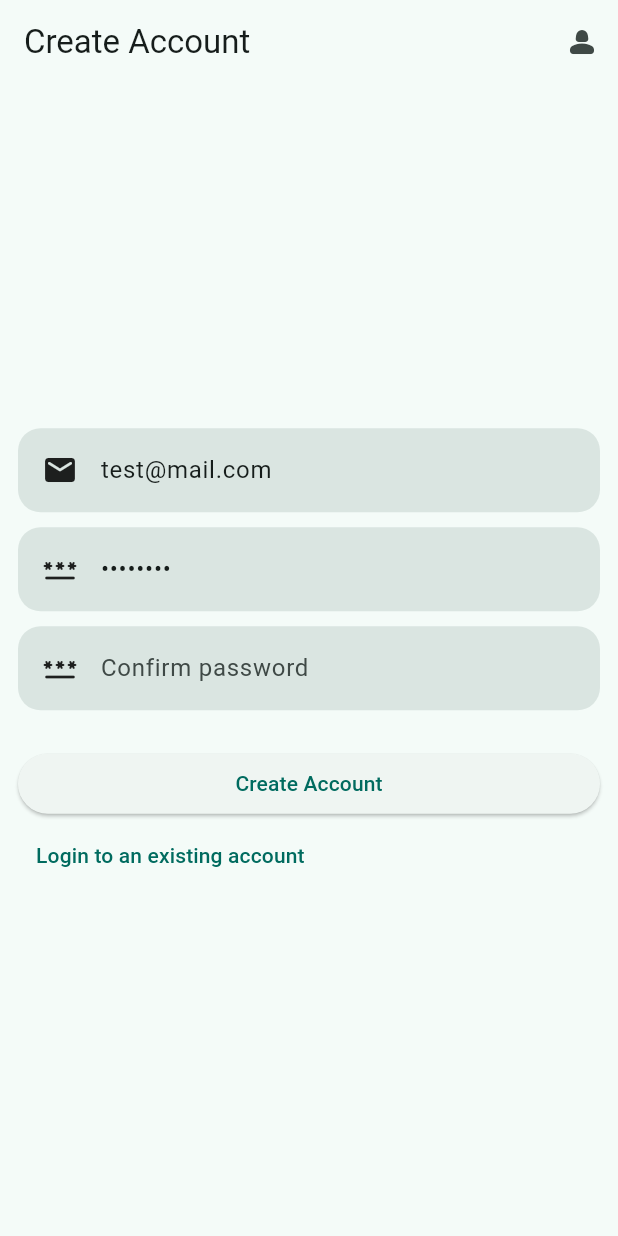
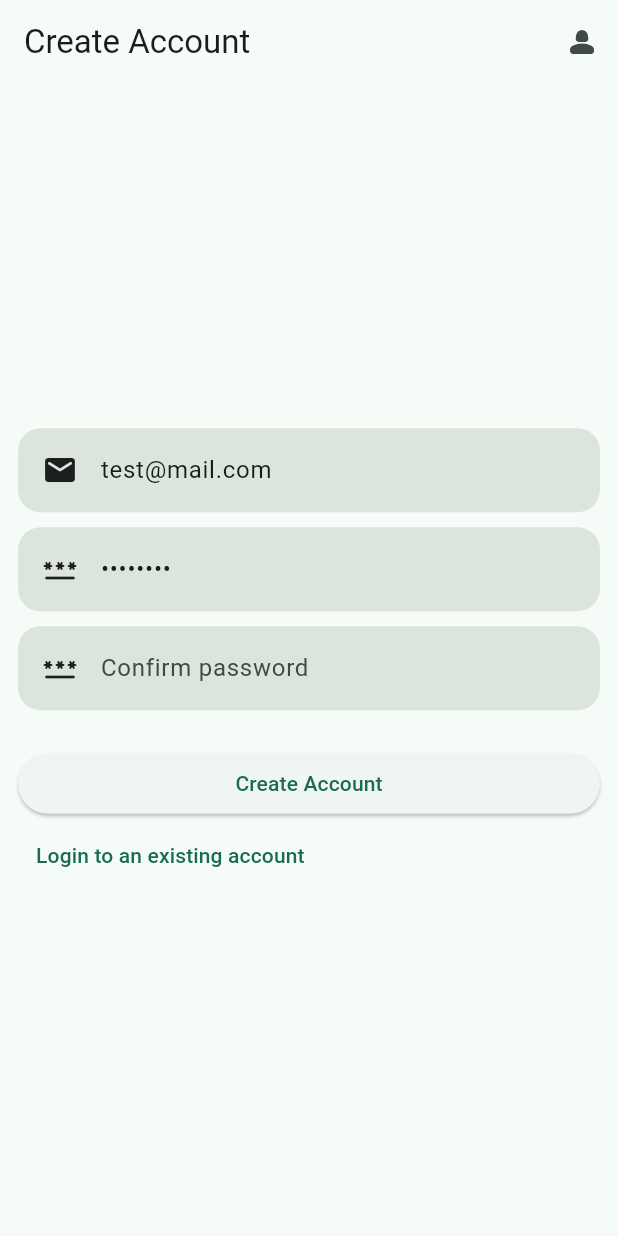
Before and after one commit to zTomz/WhatsApp-Flutter, a Flutter app: the screen it shows after launch, after a tap on "Create an account instead", after a tap on "Create Account", on a phone screen of 412 x 824 dp. Run offline on Flutter 3.47's test engine with Material 3 defaults, Android fonts, the phone set to English and light mode, and no system bars; our stand-ins replace pocketbase; accounts and stored records are empty; network calls fail.

Commit message:
Updatet colors

```diff
--- a/whats_app/lib/main.dart
+++ b/whats_app/lib/main.dart
@@ -16,15 +16,16 @@ class MyApp extends StatelessWidget {
       title: 'Flutter Demo',
       theme: ThemeData(
         colorScheme: ColorScheme.fromSeed(
-          seedColor: const Color(0xFF075E54),
-          secondary: const Color(0xFF128C7E),
+          seedColor: const Color(0xFF4BA586),
+          surfaceTint: const Color(0xFF4BA586),
         ),
       ),
       darkTheme: ThemeData(
         brightness: Brightness.dark,
         colorScheme: ColorScheme.fromSeed(
-          seedColor: const Color(0xFF075E54),
-          secondary: const Color(0xFF128C7E),
+          seedColor: const Color(0xFF4BA586),
+          surfaceTint: const Color(0xFF222C32),
+          background: const Color(0xFF131B20),
           brightness: Brightness.dark,
         ),
       ),
```
